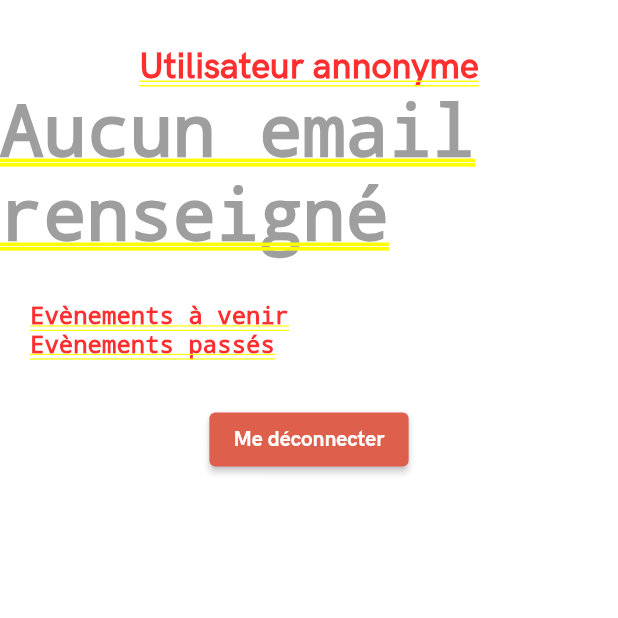
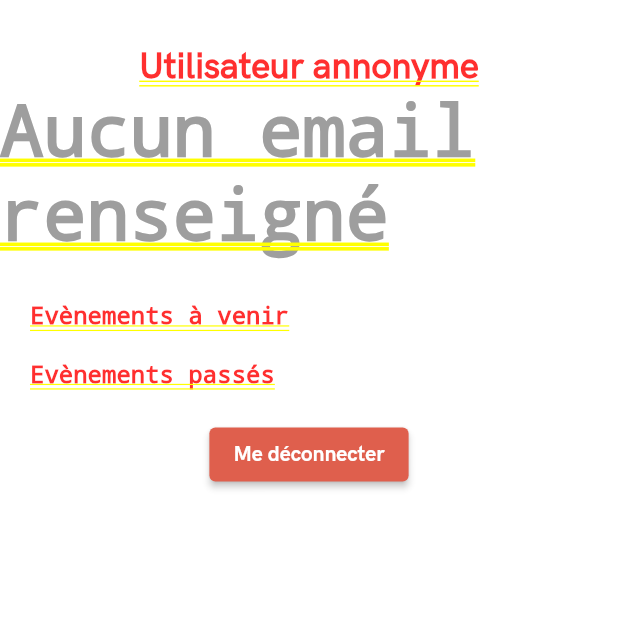
Before and after one commit to Diamondemon/cop1App, a Flutter app: the ProfileWidget screen opened directly, on a phone screen of 412 x 824 dp, the top half of it. Run offline on Flutter 3.47's test engine with Material 2 defaults, Android fonts, the phone set to English and light mode, and no system bars; our stand-ins replace flutter_local_notifications, flutter_native_splash, flutter_native_timezone, hive, hive_flutter, qr_flutter and 1 more; missing offline and left inert: add_2_calendar; accounts and stored records are empty; network calls fail.

Commit message:
[WIP] Design: spacing done different

```diff
--- a/cop1/lib/ui/profile_widget.dart
+++ b/cop1/lib/ui/profile_widget.dart
@@ -47,13 +47,14 @@ class ProfileWidget extends StatelessWidget implements ConnectedWidgetState{
         const SizedBox(height: 30),
         const Padding(padding: EdgeInsets.symmetric(horizontal: 20), child: Text("Evènements à venir", style: TextStyle(fontSize: 16))),
         _buildEventsList(context, user),
+        const SizedBox(height: 20,),
         const Padding(padding: EdgeInsets.symmetric(horizontal: 20), child: Text("Evènements passés", style: TextStyle(fontSize: 16))),
         _buildPastEventsList(context, user),
-        const SizedBox(height: 30,),
+        const SizedBox(height: 20,),
         Center(
           child: ElevatedButton(onPressed: session(context).disconnectUser, child: const Text("Me déconnecter")),
-        )
-
+        ),
+        const SizedBox(height: 20,),
       ],
     );
   }
```
